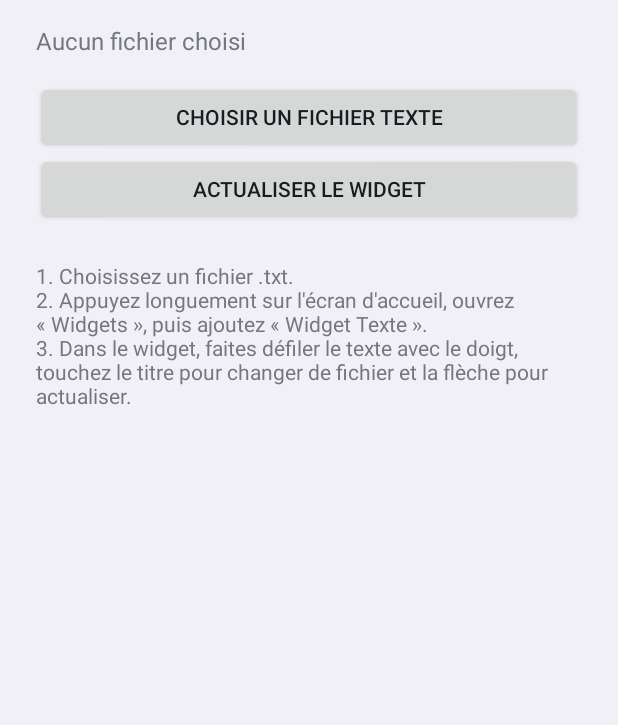
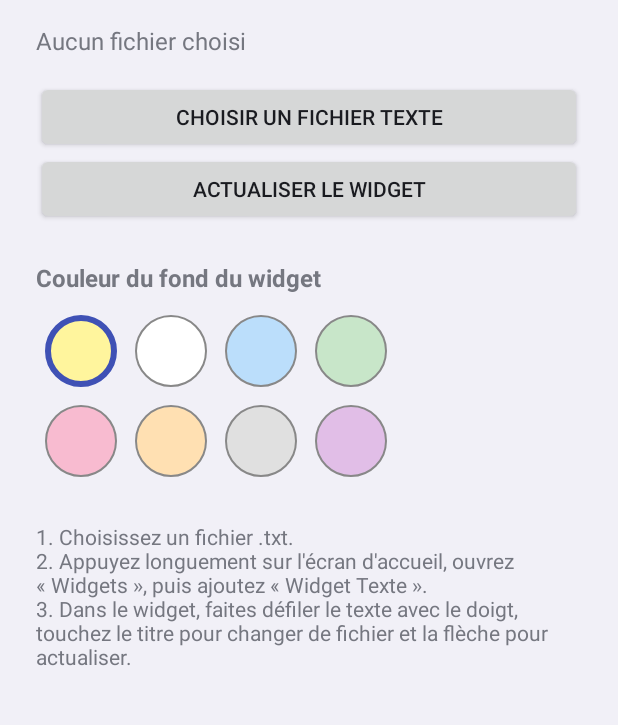
Before and after one commit to luciengauthier1960-ux/widget-txt-modifiable-jeudi-10h30, an Android app: the screen it shows after launch (MainActivity), on a phone screen of 412 x 824 dp, the part 169-894 px from its top. Run offline under Robolectric (Android 15) with nearby library versions, the phone set to English and light mode, and no system bars.

Commit message:
Add files via upload

```diff
--- a/app/src/main/java/com/example/txtwidget/MainActivity.java
+++ b/app/src/main/java/com/example/txtwidget/MainActivity.java
@@ -6,6 +6,9 @@ import android.database.Cursor;
 import android.net.Uri;
 import android.os.Bundle;
 import android.provider.OpenableColumns;
+import android.graphics.drawable.GradientDrawable;
+import android.view.View;
+import android.widget.GridLayout;
 import android.widget.TextView;
 
 public class MainActivity extends Activity {
@@ -24,6 +27,7 @@ public class MainActivity extends Activity {
         findViewById(R.id.btn_refresh).setOnClickListener(v -> TxtWidgetProvider.refreshAll(this));
 
         updateLabel();
+        buildSwatches();
     }
 
     private void pickFile() {
@@ -82,6 +86,50 @@ public class MainActivity extends Activity {
         return last != null ? last : uri.toString();
     }
 
+    // Couleurs claires, pour que le texte sombre reste lisible
+    private static final int[] COLORS = {
+            0xFFFFF59D, // jaune
+            0xFFFFFFFF, // blanc
+            0xFFBBDEFB, // bleu clair
+            0xFFC8E6C9, // vert clair
+            0xFFF8BBD0, // rose
+            0xFFFFE0B2, // orange clair
+            0xFFE0E0E0, // gris clair
+            0xFFE1BEE7  // lavande
+    };
+
+    private int dp(int value) {
+        return (int) (value * getResources().getDisplayMetrics().density + 0.5f);
+    }
+
+    /** Dessine les pastilles de couleur ; un appui change la couleur du widget. */
+    private void buildSwatches() {
+        GridLayout grid = findViewById(R.id.color_grid);
+        grid.removeAllViews();
+        int current = Prefs.getColor(this);
+        for (int color : COLORS) {
+            boolean selected = color == current;
+            GradientDrawable shape = new GradientDrawable();
+            shape.setShape(GradientDrawable.OVAL);
+            shape.setColor(color);
+            shape.setStroke(dp(selected ? 4 : 1), selected ? 0xFF3F51B5 : 0xFF888888);
+
+            View swatch = new View(this);
+            swatch.setBackground(shape);
+            GridLayout.LayoutParams lp = new GridLayout.LayoutParams();
+            lp.width = dp(48);
+            lp.height = dp(48);
+            lp.setMargins(dp(6), dp(6), dp(6), dp(6));
+            swatch.setLayoutParams(lp);
+            swatch.setOnClickListener(v -> {
+                Prefs.saveColor(this, color);
+                TxtWidgetProvider.refreshAll(this);
+                buildSwatches();
+            });
+            grid.addView(swatch);
+        }
+    }
+
     private void updateLabel() {
         String name = Prefs.getName(this);
         currentFile.setText(name != null
--- a/app/src/main/java/com/example/txtwidget/Prefs.java
+++ b/app/src/main/java/com/example/txtwidget/Prefs.java
@@ -3,11 +3,15 @@ package com.example.txtwidget;
 import android.content.Context;
 import android.content.SharedPreferences;
 
-/** Mémorise le fichier choisi (adresse et nom d'affichage). */
+/** Mémorise le fichier choisi (adresse et nom d'affichage) et la couleur du widget. */
 final class Prefs {
     private static final String FILE = "txtwidget";
     private static final String KEY_URI = "uri";
     private static final String KEY_NAME = "name";
+    private static final String KEY_COLOR = "color";
+
+    /** Jaune clair par défaut. */
+    static final int DEFAULT_COLOR = 0xFFFFF59D;
 
     private Prefs() {}
 
@@ -28,4 +32,13 @@ final class Prefs {
     static String getName(Context c) {
         return prefs(c).getString(KEY_NAME, null);
     }
+
+    static void saveColor(Context c, int color) {
+        prefs(c).edit().putInt(KEY_COLOR, color).apply();
+    }
+
+    /** Couleur de fond du widget (ARGB). */
+    static int getColor(Context c) {
+        return prefs(c).getInt(KEY_COLOR, DEFAULT_COLOR);
+    }
 }
--- a/app/src/main/java/com/example/txtwidget/TxtWidgetProvider.java
+++ b/app/src/main/java/com/example/txtwidget/TxtWidgetProvider.java
@@ -53,6 +53,9 @@ public class TxtWidgetProvider extends AppWidgetProvider {
         views.setRemoteAdapter(R.id.widget_list, serviceIntent);
         views.setEmptyView(R.id.widget_list, R.id.widget_empty);
 
+        // Couleur de fond choisie dans l'application
+        views.setInt(R.id.widget_bg, "setColorFilter", Prefs.getColor(context));
+
         // Titre = nom du fichier ; un appui ouvre l'application pour changer de fichier
         String name = Prefs.getName(context);
         views.setTextViewText(R.id.widget_title,
--- a/app/src/main/res/drawable/widget_bg.xml
+++ b/app/src/main/res/drawable/widget_bg.xml
@@ -1,6 +1,7 @@
 <?xml version="1.0" encoding="utf-8"?>
+<!-- Forme blanche opaque : la couleur choisie dans l'application est appliquée par-dessus. -->
 <shape xmlns:android="http://schemas.android.com/apk/res/android"
     android:shape="rectangle">
-    <solid android:color="#FFF59D" />
+    <solid android:color="#FFFFFFFF" />
     <corners android:radius="16dp" />
 </shape>
--- a/app/src/main/res/layout/activity_main.xml
+++ b/app/src/main/res/layout/activity_main.xml
@@ -1,7 +1,11 @@
 <?xml version="1.0" encoding="utf-8"?>
-<LinearLayout xmlns:android="http://schemas.android.com/apk/res/android"
+<ScrollView xmlns:android="http://schemas.android.com/apk/res/android"
     android:layout_width="match_parent"
-    android:layout_height="match_parent"
+    android:layout_height="match_parent">
+
+    <LinearLayout
+        android:layout_width="match_parent"
+        android:layout_height="wrap_content"
         android:orientation="vertical"
         android:padding="24dp">
 
@@ -36,7 +40,23 @@
             android:layout_width="match_parent"
             android:layout_height="wrap_content"
             android:layout_marginTop="24dp"
+            android:text="@string/color_label"
+            android:textSize="16sp"
+            android:textStyle="bold" />
+
+        <GridLayout
+            android:id="@+id/color_grid"
+            android:layout_width="wrap_content"
+            android:layout_height="wrap_content"
+            android:layout_marginTop="8dp"
+            android:columnCount="4" />
+
+        <TextView
+            android:layout_width="match_parent"
+            android:layout_height="wrap_content"
+            android:layout_marginTop="24dp"
             android:text="@string/help"
             android:textSize="14sp" />
 
     </LinearLayout>
+</ScrollView>
--- a/app/src/main/res/layout/widget.xml
+++ b/app/src/main/res/layout/widget.xml
@@ -1,8 +1,20 @@
 <?xml version="1.0" encoding="utf-8"?>
-<LinearLayout xmlns:android="http://schemas.android.com/apk/res/android"
+<FrameLayout xmlns:android="http://schemas.android.com/apk/res/android"
+    android:layout_width="match_parent"
+    android:layout_height="match_parent">
+
+    <!-- Fond coloré (la couleur est réglée par TxtWidgetProvider) -->
+    <ImageView
+        android:id="@+id/widget_bg"
         android:layout_width="match_parent"
         android:layout_height="match_parent"
-    android:background="@drawable/widget_bg"
+        android:importantForAccessibility="no"
+        android:scaleType="fitXY"
+        android:src="@drawable/widget_bg" />
+
+    <LinearLayout
+        android:layout_width="match_parent"
+        android:layout_height="match_parent"
         android:orientation="vertical"
         android:padding="8dp">
 
@@ -65,3 +77,4 @@
         </FrameLayout>
 
     </LinearLayout>
+</FrameLayout>
--- a/app/src/main/res/values/strings.xml
+++ b/app/src/main/res/values/strings.xml
@@ -10,6 +10,7 @@
     <string name="widget_empty">Aucun texte à afficher. Touchez le titre pour choisir un fichier.</string>
     <string name="widget_description">Affiche le contenu d\'un fichier texte</string>
     <string name="refresh_desc">Actualiser</string>
+    <string name="color_label">Couleur du fond du widget</string>
     <string name="edit_desc">Modifier le texte</string>
     <string name="btn_save">Enregistrer</string>
     <string name="btn_cancel">Annuler</string>
```
Lines whose indentation alone changed are shown as unchanged.
